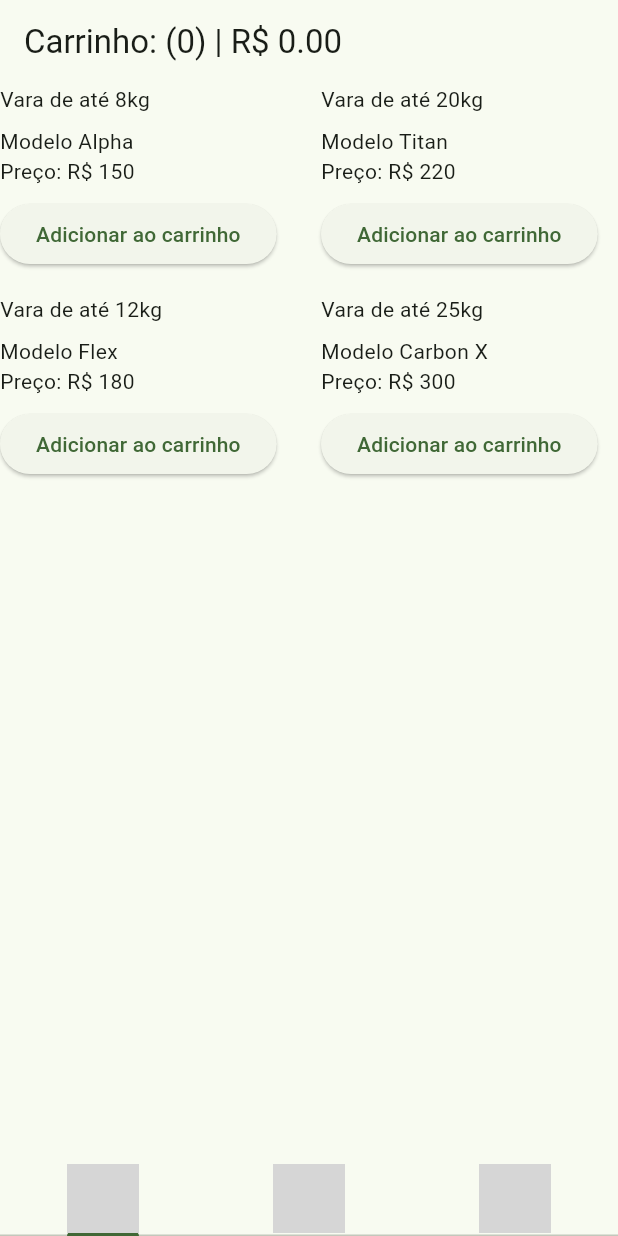
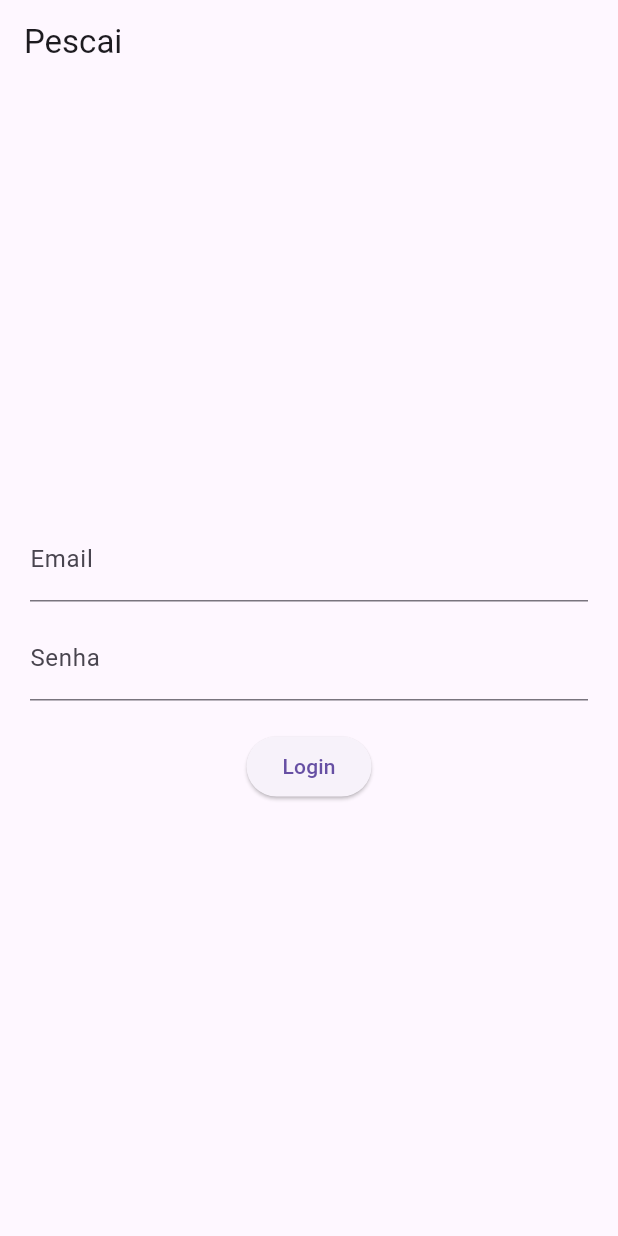
Before and after one commit to Dogagiota/PescaAi, a Flutter app: the screen it shows after launch, on a phone screen of 412 x 824 dp. Run offline on Flutter 3.47's test engine with Material 3 defaults, Android fonts, the light colour scheme and no system bars; grey boxes are pictures that could not be loaded.

Commit message:
botei a tela de login nessa bagaça

```diff
--- /dev/null
+++ b/lib/login.dart
@@ -0,0 +1,54 @@
+import 'package:flutter/material.dart';
+import 'main.dart';
+
+
+void main() {
+  runApp(const MaterialApp(
+    home: LoginPage(),
+  ));
+}
+
+class LoginPage extends StatelessWidget {
+  const LoginPage({super.key});
+
+  @override
+  Widget build(BuildContext context) {
+    return Scaffold(
+      appBar: AppBar(
+        title: const Text('Pescai'),
+      ),
+      body: Padding(
+        padding: const EdgeInsets.all(20),
+        child: Column(
+          mainAxisAlignment: MainAxisAlignment.center,
+          children: [
+            const TextField(
+              decoration: InputDecoration(
+                labelText: 'Email',
+              ),
+            ),
+            const SizedBox(height: 10),
+            const TextField(
+              obscureText: true,
+              decoration: InputDecoration(
+                labelText: 'Senha',
+              ),
+            ),
+            const SizedBox(height: 20),
+            ElevatedButton(
+              onPressed: () {
+                Navigator.push(
+                  context,
+                  MaterialPageRoute(
+                    builder: (context) => const MyApp(),
+                  ),
+                );
+              },
+              child: const Text('Login'),
+            ),
+          ],
+        ),
+      ),
+    );
+  }
+}
--- a/lib/main.dart
+++ b/lib/main.dart
@@ -1,11 +1,5 @@
 import 'package:flutter/material.dart';
 
-void
-main() {
-  runApp(
-    const MyApp(),
-  );
-}
 
 class MyApp
     extends
@@ -32,17 +26,17 @@ class MyApp
           ),
         ),
       ),
-      home: const MyHomePage(
+      home: const HomePage(
         title: 'Pescai',
       ),
     );
   }
 }
 
-class MyHomePage
+class HomePage
     extends
         StatefulWidget {
-  const MyHomePage({
+  const HomePage({
     super.key,
     required this.title,
   });
@@ -52,13 +46,13 @@ class MyHomePage
 
   @override
   State<
-    MyHomePage
+    HomePage
   >
   createState() =>
-      _MyHomePageState();
+      _HomePageState();
 }
 
-class _MyHomePageState extends State < MyHomePage > with  TickerProviderStateMixin {
+class _HomePageState extends State < HomePage > with  TickerProviderStateMixin {
   late TabController
   aba;
   int carrin = 0;
```
